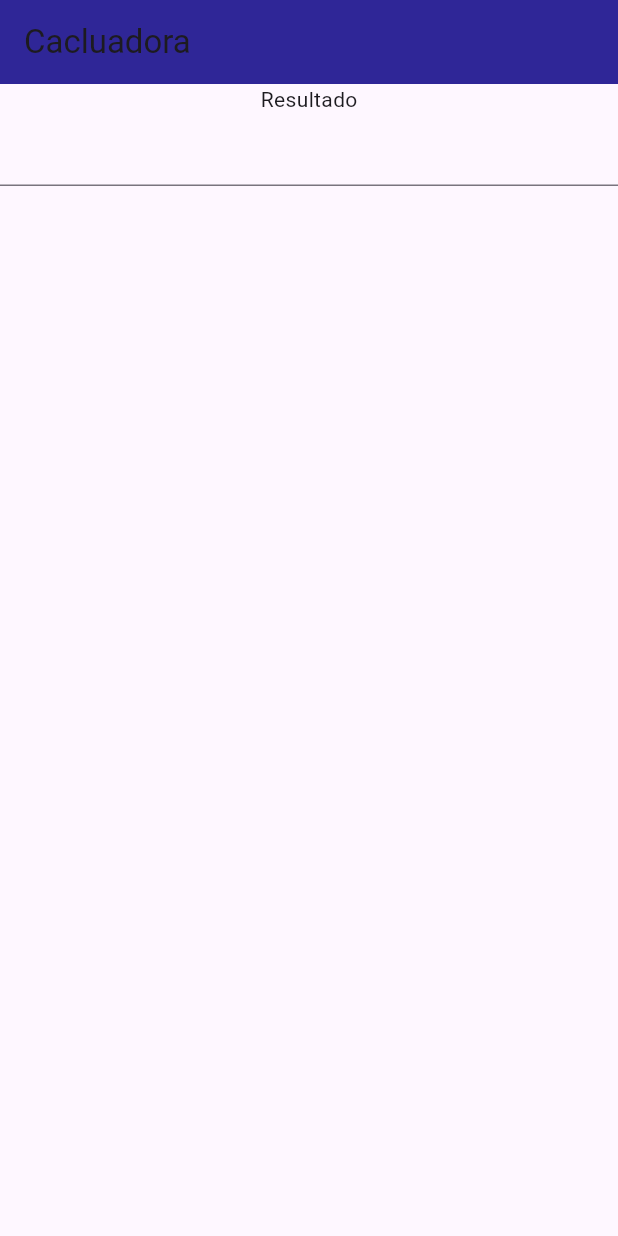
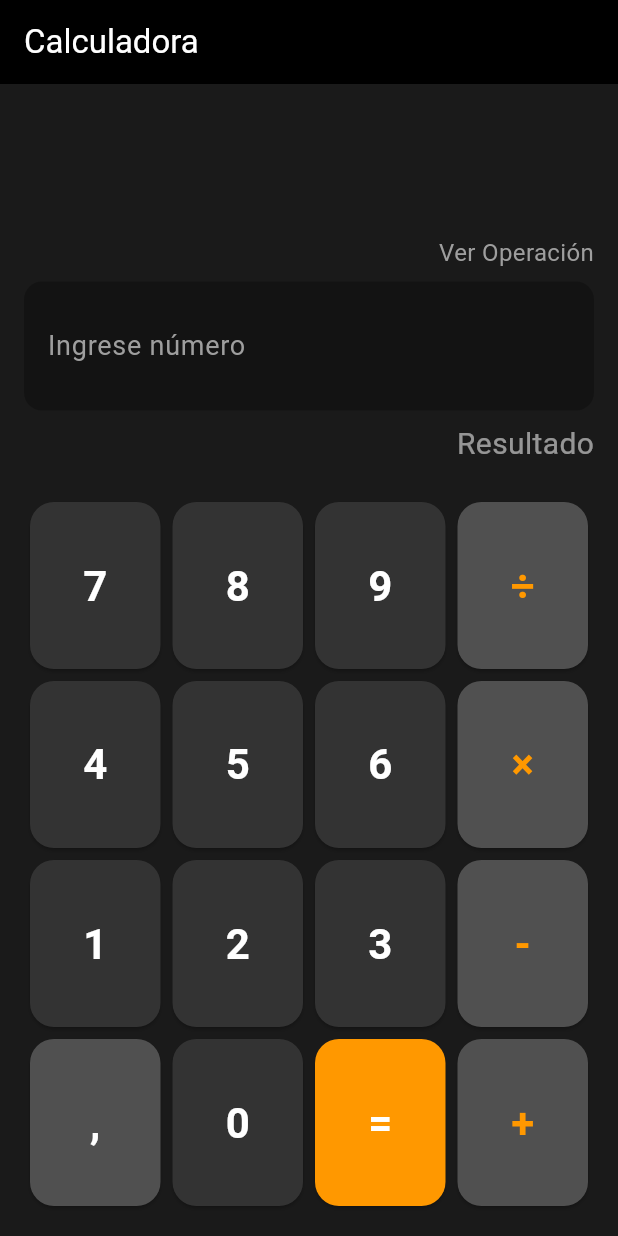
Before and after one commit to rodriQuelali/repositorio-2026-movil-II-3B, a Flutter app: the screen it shows after launch, on a phone screen of 412 x 824 dp. Run offline on Flutter 3.47's test engine with Material 3 defaults, Android fonts, the phone set to English and light mode, and no system bars.

Commit message:
UI refactorizacion de calculadora.

```diff
--- /dev/null
+++ b/flutter/flutter_application_calculator/lib/class/Calculadora.dart
@@ -0,0 +1,5 @@
+class Calcualdora{
+
+
+
+}
--- a/flutter/flutter_application_calculator/lib/ui/homePageCalculator.dart
+++ b/flutter/flutter_application_calculator/lib/ui/homePageCalculator.dart
@@ -11,21 +11,175 @@ class HomePageCalculator extends StatefulWidget {
 }
 
 class _HomePageCalculatorState extends State<HomePageCalculator> {
+  //tarea es leer todo el codigo y entenderlo.
+
+  // Controlador para capturar el valor de la caja de texto
+  TextEditingController txtNumeroController = TextEditingController();
+
+  // Colores principales para el tema oscuro
+  final Color bgColor = const Color(0xFF1A1A1A);
+  final Color btnNumColor = const Color(0xFF333333);
+  final Color btnOpColor = const Color(0xFFFF9800); // Naranja para operadores
+  final Color btnActionColor = const Color(0xFF505050); // Gris claro para acciones extra
+
   @override
   Widget build(BuildContext context) {
     return Scaffold(
+      backgroundColor: bgColor,
       appBar: AppBar(
-        title: Text("Cacluadora"),
-        backgroundColor: const Color.fromARGB(255, 47, 38, 151),
+        title: const Text("Calculadora", style: TextStyle(color: Colors.white)),
+        backgroundColor: Colors.black,
+        elevation: 0,
       ),
-      body: Column(
+      body: Padding(
+        padding: const EdgeInsets.all(16.0),
+        child: Column(
+          children: [
+            // --- ZONA DE PANTALLA Y TEXTFIELD ---
+            Expanded(
+              flex: 1,
+              child: Column(
+                crossAxisAlignment: CrossAxisAlignment.end,
+                mainAxisAlignment: MainAxisAlignment.end,
+                children: [
+                  const Text(
+                    "Ver Operación",
+                    style: TextStyle(color: Colors.grey, fontSize: 16),
+                  ),
+                  const SizedBox(height: 8),
+                  TextField(
+                    controller: txtNumeroController,
+                    style: const TextStyle(color: Colors.white, fontSize: 36, fontWeight: FontWeight.bold),
+                    textAlign: TextAlign.right,
+                    keyboardType: TextInputType.number,
+                    decoration: InputDecoration(
+                      labelText: "Ingrese número",
+                      labelStyle: const TextStyle(color: Colors.grey, fontSize: 18),
+                      filled: true,
+                      fillColor: Colors.black26,
+                      border: OutlineInputBorder(
+                        borderRadius: BorderRadius.circular(12),
+                        borderSide: BorderSide.none,
+                      ),
+                    ),
+                  ),
+                  const SizedBox(height: 8),
+                  const Text(
+                    "Resultado",
+                    style: TextStyle(color: Colors.white54, fontSize: 20),
+                  ),
+                ],
+              ),
+            ),
+            const SizedBox(height: 20),
+
+            // --- ZONA DE BOTONES ---
+            Expanded(
+              flex: 2,
+              child: Row(
+                children: [
+                  button741(),
+                  button852(),
+                  button963(),
+                  buttonOperadores(),
+                ],
+              ),
+            )
+          ],
+        ),
+      ),
+    );
+  }
+
+  // --- FUNCIONES WIDGET PARA COLUMNAS ---
+
+  Widget button741() {
+    return Expanded(
+      child: Column(
+        crossAxisAlignment: CrossAxisAlignment.stretch,
         children: [
-          Text("Resultado"),
-          TextField(
-
-          )
+          _buildButton("7", btnColor: btnNumColor),
+          _buildButton("4", btnColor: btnNumColor),
+          _buildButton("1", btnColor: btnNumColor),
+          _buildButton(",", btnColor: btnActionColor),
         ],
       ),
     );
   }
+
+  Widget button852() {
+    return Expanded(
+      child: Column(
+        crossAxisAlignment: CrossAxisAlignment.stretch,
+        children: [
+          _buildButton("8", btnColor: btnNumColor),
+          _buildButton("5", btnColor: btnNumColor),
+          _buildButton("2", btnColor: btnNumColor),
+          _buildButton("0", btnColor: btnNumColor),
+        ],
+      ),
+    );
+  }
+
+  Widget button963() {
+    return Expanded(
+      child: Column(
+        crossAxisAlignment: CrossAxisAlignment.stretch,
+        children: [
+          _buildButton("9", btnColor: btnNumColor),
+          _buildButton("6", btnColor: btnNumColor),
+          _buildButton("3", btnColor: btnNumColor),
+          _buildButton("=", btnColor: btnOpColor, onPressed: () {
+            ScaffoldMessenger.of(context).showSnackBar(
+              SnackBar(
+                content: Text('Valor de la caja de texto: ${txtNumeroController.text}'),
+                backgroundColor: btnOpColor,
+              ),
+            );
+          }),
+        ],
+      ),
+    );
+  }
+
+  Widget buttonOperadores() {
+    return Expanded(
+      child: Column(
+        crossAxisAlignment: CrossAxisAlignment.stretch,
+        children: [
+          _buildButton("÷", btnColor: btnActionColor, txtColor: btnOpColor),
+          _buildButton("×", btnColor: btnActionColor, txtColor: btnOpColor),
+          _buildButton("-", btnColor: btnActionColor, txtColor: btnOpColor),
+          _buildButton("+", btnColor: btnActionColor, txtColor: btnOpColor),
+        ],
+      ),
+    );
+  }
+
+  // --- FUNCIÓN REUTILIZABLE PARA CREAR BOTONES ---
+  // Esto evita repetir el código de ElevatedButton decenas de veces.
+  Widget _buildButton(String label, {required Color btnColor, Color txtColor = Colors.white, VoidCallback? onPressed}) {
+    return Expanded(
+      child: Padding(
+        padding: const EdgeInsets.all(4.0), // Espacio entre botones
+        child: ElevatedButton(
+          onPressed: onPressed ?? () {},
+          style: ElevatedButton.styleFrom(
+            backgroundColor: btnColor,
+            shape: RoundedRectangleBorder(
+              borderRadius: BorderRadius.circular(16), // Bordes redondeados profesionales
+            ),
+          ),
+          child: Text(
+            label,
+            style: TextStyle(
+              fontSize: 28,
+              fontWeight: FontWeight.bold,
+              color: txtColor,
+            ),
+          ),
+        ),
+      ),
+    );
+  }
 }
```
